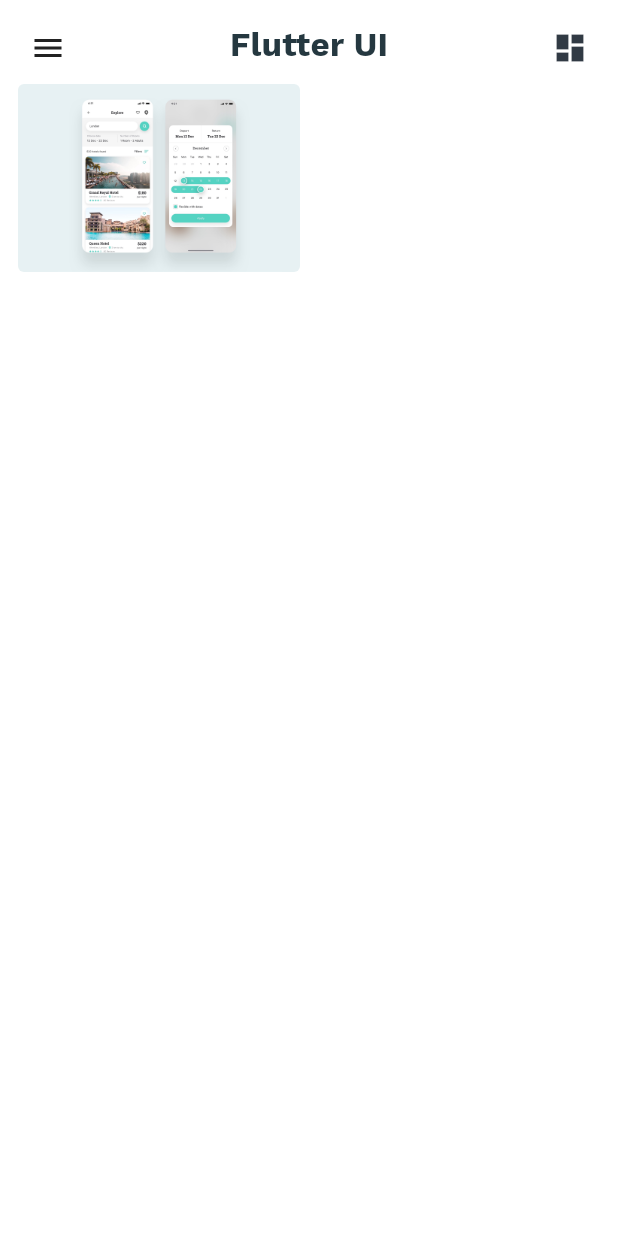
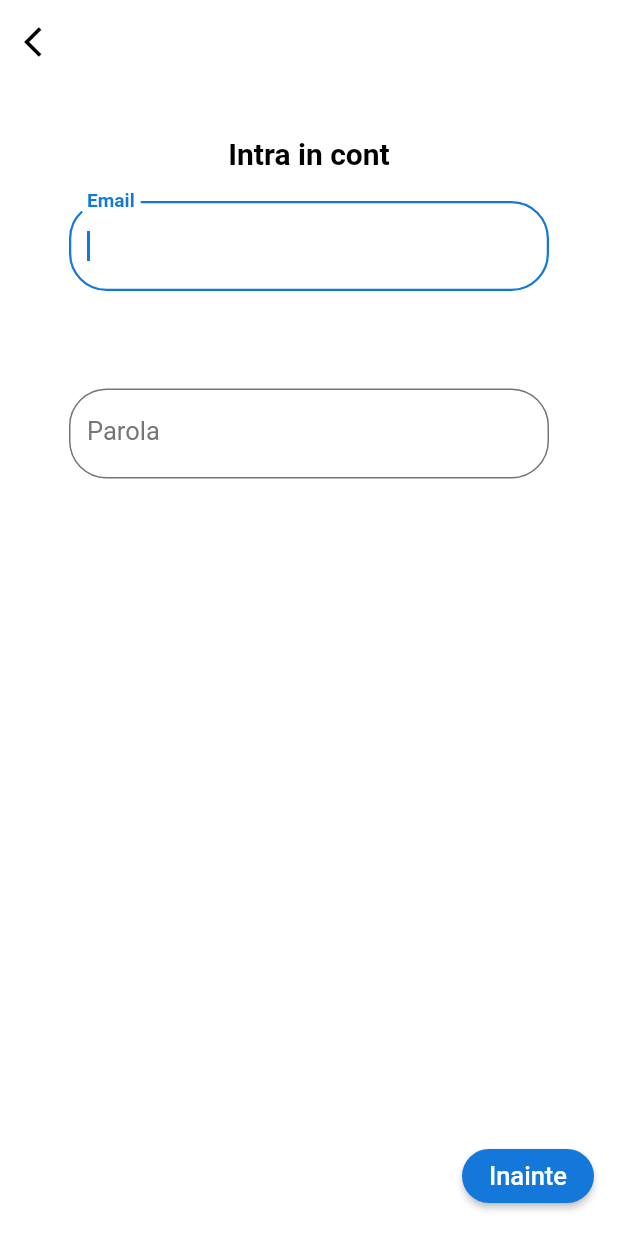
Before and after one commit to Andrei250/HackITALL-project, a Flutter app: the screen it shows after launch, on a phone screen of 412 x 824 dp. Run offline on Flutter 3.47's test engine with Material 2 defaults, Android fonts, the phone set to English and light mode, and no system bars; our stand-ins replace cloud_firestore, firebase_auth, font_awesome_flutter, smooth_star_rating; accounts and stored records are empty; Roboto replaces fonts that are missing (quicksand).

Commit message:
Started Login page

```diff
--- a/lib/app_theme.dart
+++ b/lib/app_theme.dart
@@ -2,6 +2,87 @@ import 'package:flutter/material.dart';
 
 class AppTheme {
   AppTheme._();
+
+  static const Color primaryColor = Colors.black;
+  static const Color secondaryColor = Color.fromRGBO(37, 34, 35, 1);
+  static const Color primaryVariantColor = Color.fromRGBO(69, 73, 85, 1);
+  static const Color lightColor = Color.fromRGBO(255, 255, 255, 1);
+  static const Color accentColor = Color.fromRGBO(114, 176, 29, 1);
+  static const Color secondaryAccentColor = Color.fromRGBO(63, 125, 32, 1);
+  static const Color lightAccent = Color.fromRGBO(20, 120, 219, 1);
+//  static const Color lightAccent = Color.fromRGBO(0, 204, 150, 1);
+  static const Color lightGradient = Color.fromRGBO(0, 179, 131, 1);
+
+  static final ThemeData lightTheme = ThemeData(
+    textTheme: TextTheme(
+      headline1: TextStyle(
+          fontFamily: 'quicksand', color: primaryColor, fontSize: 40.0),
+      headline2: TextStyle(
+          fontFamily: 'quicksand', color: primaryColor, fontSize: 25.0),
+      headline3: TextStyle(
+          fontFamily: 'quicksand', color: primaryColor, fontSize: 20.0),
+      subtitle1: TextStyle(
+          fontFamily: 'quicksand', color: primaryColor, fontSize: 15.0),
+      subtitle2: TextStyle(
+          fontFamily: 'quicksand', color: primaryColor, fontSize: 10.0),
+    ),
+  );
+
+  static final ThemeData darkTheme = ThemeData(
+    scaffoldBackgroundColor: primaryColor,
+    appBarTheme: AppBarTheme(
+      color: secondaryColor,
+      elevation: 0,
+      iconTheme: IconThemeData(
+        color: Colors.white,
+      ),
+    ),
+    colorScheme: ColorScheme.light(
+      primary: Colors.lightBlueAccent,
+      onPrimary: Colors.lightBlue,
+      primaryVariant: Colors.lightBlueAccent,
+      secondary: Colors.red,
+    ),
+    cardTheme: CardTheme(
+      color: Colors.lightBlue,
+    ),
+    iconTheme: IconThemeData(
+      color: Colors.white54,
+    ),
+    textTheme: TextTheme(
+      headline1: TextStyle(
+          fontFamily: 'quicksand', color: lightColor, fontSize: 40.0),
+      headline2: TextStyle(
+          fontFamily: 'quicksand', color: lightColor, fontSize: 25.0),
+      headline3: TextStyle(
+          fontFamily: 'quicksand', color: lightColor, fontSize: 20.0),
+      subtitle1: TextStyle(
+          fontFamily: 'quicksand', color: lightColor, fontSize: 15.0),
+      subtitle2: TextStyle(
+          fontFamily: 'quicksand', color: lightColor, fontSize: 10.0),
+    ),
+    buttonTheme: ButtonThemeData(
+      shape: RoundedRectangleBorder(
+        borderRadius: BorderRadius.circular(25.0),
+      ),
+      buttonColor: lightColor,
+    ),
+    inputDecorationTheme: InputDecorationTheme(
+      enabledBorder: new OutlineInputBorder(
+        borderRadius: new BorderRadius.circular(25.0),
+        borderSide: BorderSide(
+          color: AppTheme.primaryVariantColor,
+        ),
+      ),
+      focusedBorder: new OutlineInputBorder(
+        borderRadius: new BorderRadius.circular(25.0),
+        borderSide: BorderSide(
+          color: AppTheme.lightColor,
+          width: 1.5,
+        ),
+      ),
+    ),
+  );
 
   static const Color notWhite = Color(0xFFEDF0F2);
   static const Color nearlyWhite = Color(0xFFFEFEFE);
@@ -87,3 +168,123 @@ class AppTheme {
   );
 
 }
+
+final eLabel = TextStyle(
+  color: Colors.grey[600],
+  fontWeight: FontWeight.normal,
+  fontFamily: 'quicksand',
+);
+final eLabelFocused = TextStyle(
+  color: AppTheme.lightAccent,
+  fontWeight: FontWeight.bold,
+  fontFamily: 'quicksand',
+);
+
+final eLabelError = TextStyle(
+  color: Colors.red[700],
+  fontWeight: FontWeight.bold,
+  fontFamily: 'quicksand',
+);
+
+final eWarning = TextStyle(
+  color: Colors.red[700],
+  fontFamily: 'quicksand',
+  fontSize: 15,
+);
+final eWarningSmall = TextStyle(
+  color: Colors.red[700],
+  fontFamily: 'quicksand',
+  fontSize: 10,
+);
+final eButton = TextStyle(
+  color: Colors.white,
+  fontFamily: 'quicksand',
+  fontSize: 17,
+);
+
+final eProduct = TextStyle(
+  color: AppTheme.primaryColor,
+  fontFamily: 'quicksand',
+  fontSize: 20,
+  fontWeight: FontWeight.bold,
+);
+
+final eNavBarText = TextStyle(
+  color: AppTheme.lightAccent,
+  fontFamily: 'quicksand',
+  fontSize: 15.0,
+);
+
+final eStatsText = TextStyle(
+  color: AppTheme.lightColor,
+  fontFamily: 'quicksand',
+  fontSize: 15.0,
+);
+
+final eStreet = TextStyle(
+  color: AppTheme.lightColor,
+  fontFamily: 'quicksand',
+  fontSize: 20.0,
+);
+final eAcceptButton = TextStyle(
+  color: Colors.white,
+  fontFamily: 'quicksand',
+  fontSize: 15.0,
+);
+final eStats = TextStyle(
+  color: Colors.grey[600],
+  fontFamily: 'quicksand',
+  fontSize: 15.0,
+);
+final eDeclineButton = TextStyle(
+  color: Colors.black,
+  fontFamily: 'quicksand',
+  fontSize: 15.0,
+);
+final eSeeAll = TextStyle(
+  color: AppTheme.lightAccent,
+  fontFamily: 'quicksand',
+  fontSize: 12.0,
+  fontWeight: FontWeight.bold,
+);
+
+final eWelcome = TextStyle(
+  color: Colors.grey[500],
+  fontFamily: 'quicksand',
+  fontSize: 15.0,
+  fontWeight: FontWeight.bold,
+);
+final eProducts = TextStyle(
+  color: Colors.white,
+  fontFamily: 'quicksand',
+  fontSize: 17.0,
+);
+
+final eWelcomeName = TextStyle(
+  color: Colors.black,
+  fontFamily: 'quicksand',
+  fontSize: 30.0,
+  fontWeight: FontWeight.bold,
+);
+final eTitle = TextStyle(
+  color: Colors.black,
+  fontFamily: 'quicksand',
+  fontSize: 20.0,
+  fontWeight: FontWeight.bold,
+);
+final eGrey = TextStyle(
+  color: Colors.grey[300],
+  fontFamily: 'quicksand',
+  fontSize: 15.0,
+);
+final eTextField = TextStyle(
+  color: Colors.black,
+  fontFamily: 'quicksand',
+  fontSize: 17.0,
+);
+
+final eName = TextStyle(
+color: Colors.grey[500],
+fontFamily: 'quicksand',
+fontSize: 20.0,
+);
--- /dev/null
+++ b/lib/auth/login.dart
@@ -0,0 +1,190 @@
+import 'package:flutter/material.dart';
+import 'package:hackitallproj/components/input_text_field.dart';
+import 'package:hackitallproj/utils/firebase_utils.dart';
+
+import '../app_theme.dart';
+
+class Login extends StatefulWidget {
+  @override
+  _LoginState createState() => _LoginState();
+}
+
+class _LoginState extends State<Login> {
+  final FirebaseUtils _auth = FirebaseUtils();
+
+  String password;
+  String email;
+  String error = '';
+  String errorFirstText;
+  String errorSecondText;
+  bool _loading;
+
+  void initState() {
+    // TODO: implement initState
+    super.initState();
+    _loading = false;
+  }
+
+  ScrollController _scrollController = ScrollController();
+
+  _scrollToBottom() {
+    _scrollController.jumpTo(_scrollController.position.maxScrollExtent);
+  }
+
+  @override
+  Widget build(BuildContext context) {
+    bool passwordOk = false;
+    bool emailOk = false;
+    bool valid = false;
+
+    void changePassword(String val) {
+      password = val;
+    }
+
+    void changeEmail(String val) {
+      email = val;
+    }
+
+    void verifyEmail() {
+      if (email == null) {
+        setState(() {
+          errorFirstText = 'Introduceti adresa de email!';
+        });
+      } else {
+        setState(() {
+          emailOk = true;
+        });
+      }
+    }
+
+    void verifyPassword() {
+      if (password == null) {
+        setState(() {
+          errorSecondText = 'Introduceti parola!';
+        });
+      } else {
+        setState(() {
+          passwordOk = true;
+        });
+      }
+    }
+
+    void verifyBoth() {
+      verifyEmail();
+      verifyPassword();
+    }
+
+    return Scaffold(
+        backgroundColor: Colors.white,
+        appBar: AppBar(
+          backgroundColor: Colors.white,
+          elevation: 0,
+          bottom: _loading
+              ? PreferredSize(
+            preferredSize: Size(double.infinity, 1.0),
+            child: LinearProgressIndicator(
+              valueColor:
+              AlwaysStoppedAnimation<Color>(AppTheme.lightAccent),
+            ),
+          )
+              : null,
+          leading: IconButton(
+            icon: Icon(Icons.arrow_back_ios),
+            color: Colors.black,
+            onPressed: () {},
+          ),
+        ),
+        floatingActionButton: new RaisedButton(
+          color: AppTheme.lightAccent,
+          shape: RoundedRectangleBorder(
+            borderRadius: BorderRadius.circular(25.0),
+          ),
+          child: Text(
+            'Inainte',
+            style: eButton,
+          ),
+          onPressed: () async {
+            setState(() {
+              verifyBoth();
+              if (passwordOk == true && emailOk == true) {
+                valid = true;
+              }
+            });
+            if (valid == true) {
+              setState(() {
+                _loading = true;
+              });
+              dynamic result = await _auth.login(email, password);
+              setState(() {
+                _loading = false;
+              });
+
+              if (result == null) {
+                setState(() {
+                  errorFirstText = 'Email-ul sau parola incorecta!';
+                  errorSecondText = 'Email-ul sau parola incorecta!';
+                });
+              } else {
+                Navigator.of(context).pushNamedAndRemoveUntil(
+                    result['route'], (route) => false,
+                    arguments: result);
+              }
+            }
+          },
+        ),
+        body: ListView(
+            shrinkWrap: true,
+            controller: _scrollController,
+            reverse: true,
+            children: <Widget>[
+              Column(mainAxisSize: MainAxisSize.min, children: <Widget>[
+                Padding(
+                  padding: const EdgeInsets.fromLTRB(30.0, 5.0, 30.0, 10.0),
+                  child: Column(
+                    children: <Widget>[
+                      // LogoRegister(),
+                      SizedBox(
+                        height: 30.0,
+                      ),
+                      SizedBox(
+                        child: Text('Intra in cont', style: eTitle),
+                      ),
+                      SizedBox(
+                        height: 20.0,
+                      ),
+                      SizedBox(
+                        width: 320.0,
+                        height: 105.0,
+                        child: InputTextField(
+                          label: 'Email',
+                          passwordText: false,
+                          inputType: TextInputType.text,
+                          changeValue: changeEmail,
+                          errorText: errorFirstText,
+                          one: true,
+                        ),
+                      ),
+                      SizedBox(
+                        height: 20.0,
+                      ),
+                      SizedBox(
+                          width: 320.0,
+                          height: 88.0,
+                          child: InputTextField(
+                            label: 'Parola',
+                            passwordText: true,
+                            inputType: TextInputType.text,
+                            changeValue: changePassword,
+                            errorText: errorSecondText,
+                            one: false,
+                          )),
+                      SizedBox(
+                        height: 80.0,
+                      ),
+                    ],
+                  ),
+                ),
+              ]),
+            ]));
+  }
+}
--- /dev/null
+++ b/lib/components/input_text_field.dart
@@ -0,0 +1,107 @@
+import 'package:flutter/material.dart';
+
+import '../app_theme.dart';
+
+class InputTextField extends StatefulWidget {
+  final TextInputType inputType;
+  final String label;
+  final bool passwordText;
+  final Function(String) changeValue;
+  final String errorText;
+  final bool one;
+
+  InputTextField(
+      {this.inputType,
+        this.label,
+        this.passwordText,
+        this.changeValue,
+        this.errorText,
+        this.one});
+
+  @override
+  _InputTextFieldState createState() => _InputTextFieldState();
+}
+
+class _InputTextFieldState extends State<InputTextField> {
+  FocusNode focusNode = new FocusNode();
+  String value;
+
+  @override
+  void initState() {
+    // TODO: implement initState
+    super.initState();
+    focusNode = FocusNode();
+    focusNode.addListener(onOnFocusNodeEvent);
+    if (widget.one) {
+      Future.delayed(const Duration(milliseconds: 100), () {
+        WidgetsBinding.instance.addPostFrameCallback(
+                (_) => FocusScope.of(context).requestFocus(focusNode));
+      });
+    }
+  }
+
+  onOnFocusNodeEvent() {
+    setState(() {});
+  }
+
+  @override
+  void dispose() {
+    // Clean up the focus node when the Form is disposed.
+    focusNode.dispose();
+    super.dispose();
+  }
+
+  @override
+  Widget build(BuildContext context) {
+//    final user = InheritedModel.inheritFrom<Vendor>(context, aspect: 'one');
+
+    String _name;
+
+    return Scaffold(
+        backgroundColor: Colors.white,
+        body: Column(
+          children: <Widget>[
+            TextFormField(
+              obscureText: widget.passwordText,
+              keyboardType: widget.inputType,
+              focusNode: focusNode,
+              style: eTextField,
+              cursorColor: AppTheme.lightAccent,
+              decoration: new InputDecoration(
+                labelText: '${widget.label}',
+                labelStyle: widget.errorText != null
+                    ? eLabelError
+                    : focusNode.hasFocus ? eLabelFocused : eLabel,
+                enabledBorder: new OutlineInputBorder(
+                  borderRadius: new BorderRadius.circular(25.0),
+                  borderSide: BorderSide(
+                    color:
+                    widget.errorText != null ? Colors.red : Colors.black54,
+                  ),
+                ),
+                focusedBorder: new OutlineInputBorder(
+                  borderRadius: new BorderRadius.circular(25.0),
+                  borderSide: BorderSide(
+                    color: widget.errorText != null
+                        ? Colors.red
+                        : AppTheme.lightAccent,
+                    width: 1.5,
+                  ),
+                ),
+              ),
+              onChanged: (val) => widget.changeValue(val),
+            ),
+            Align(
+              alignment: Alignment.centerLeft,
+              child: Padding(
+                padding: const EdgeInsets.fromLTRB(20, 5, 0, 0),
+                child: Text(
+                  widget.errorText == null ? '' : widget.errorText,
+                  style: eWarning,
+                ),
+              ),
+            ),
+          ],
+        ));
+  }
+}
--- /dev/null
+++ b/lib/utils/firebase_utils.dart
@@ -0,0 +1,26 @@
+
+import 'package:cloud_firestore/cloud_firestore.dart';
+import 'package:firebase_auth/firebase_auth.dart';
+
+class FirebaseUtils {
+    FirebaseAuth _auth = FirebaseAuth.instance;
+    FirebaseFirestore _db = FirebaseFirestore.instance;
+
+
+    Future login(String email, String password) async {
+      Map<String, String> mp = new Map<String, String>();
+
+      try {
+          UserCredential userCredential = await _auth.signInWithEmailAndPassword(email: email, password: password);
+          mp['success'] = 'Success';
+      } on FirebaseAuthException catch (e) {
+        if (e.code == 'user-not-found') {
+          mp['error'] = 'No user found for that email.';
+        } else if (e.code == 'wrong-password') {
+          mp['error'] = 'Wrong password provided for that user.';
+        }
+      }
+
+      return mp;
+    }
+}
--- a/pubspec.yaml
+++ b/pubspec.yaml
@@ -31,6 +31,9 @@ dependencies:
   font_awesome_flutter: ^8.8.1
   smooth_star_rating: ^1.1.1
   intl: ^0.16.0
+  firebase: ^7.3.3
+  firebase_auth: ^0.18.4
+  cloud_firestore: ^0.14.4
 
 dev_dependencies:
   flutter_test:
```
Also changed, not shown: lib/main.dart (+8 -3 lines), pubspec.lock.
